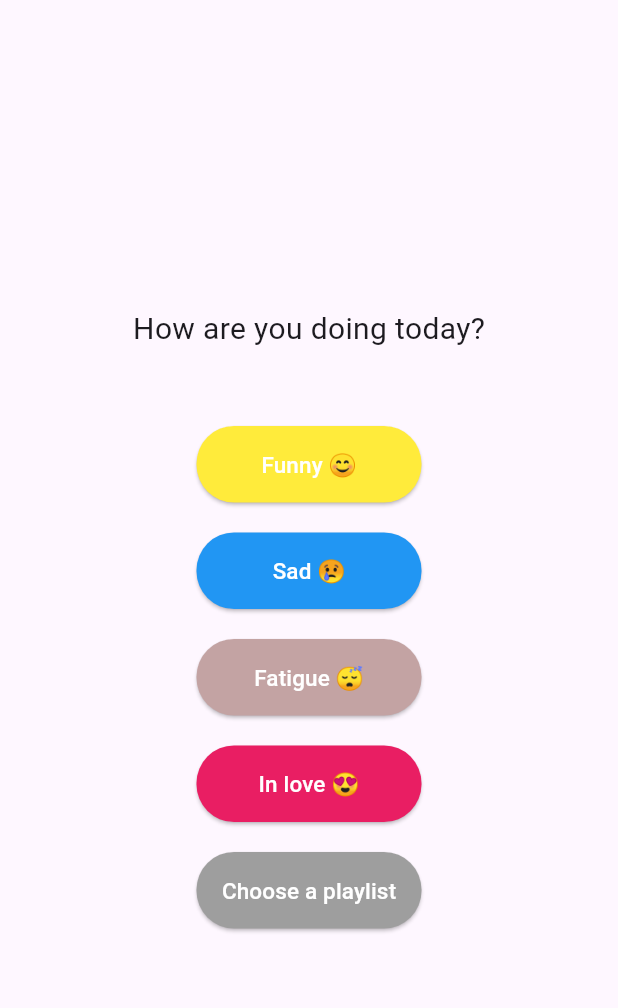
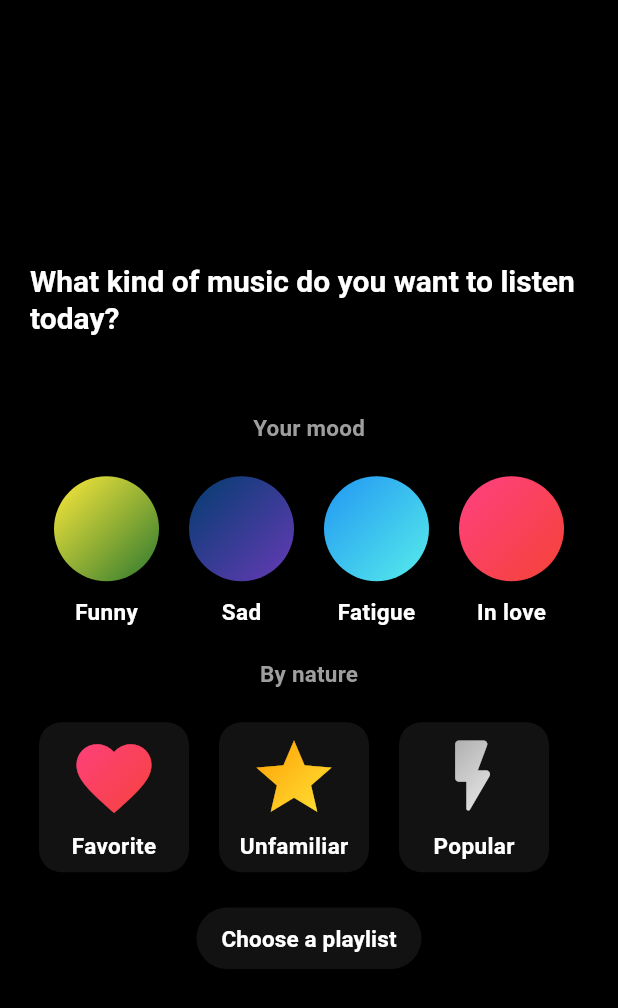
Before and after one commit to MaximovIlya/music-recomendations-app, a Flutter app: the ChooseMoodPage screen opened by its route, on a phone screen of 412 x 824 dp. Shown: the top 1008 px of the screen. Run offline on Flutter 3.47's test engine with Material 3 defaults, Android fonts, the phone set to English and light mode, and no system bars; our stand-ins replace flutter_bloc, flutter_secure_storage, google_fonts, socket_io_client; accounts and stored records are empty; network calls fail.

Commit message:
design updated

```diff
--- a/lib/features/auth/presentation/pages/login_page.dart
+++ b/lib/features/auth/presentation/pages/login_page.dart
@@ -1,5 +1,6 @@
 import 'package:flutter/material.dart';
 import 'package:flutter_bloc/flutter_bloc.dart';
+import 'package:music_recomendations/core/theme.dart';
 import 'package:music_recomendations/features/auth/presentation/bloc/auth_bloc.dart';
 import 'package:music_recomendations/features/auth/presentation/bloc/auth_event.dart';
 import 'package:music_recomendations/features/auth/presentation/bloc/auth_state.dart';
@@ -36,6 +37,7 @@ class _LoginPageState extends State<LoginPage> {
   @override
   Widget build(BuildContext context) {
     return Scaffold(
+      backgroundColor: AppTheme.darkTheme.scaffoldBackgroundColor,
       body: Center(
         child: Padding(
           padding: const EdgeInsets.all(20),
@@ -74,7 +76,7 @@ class _LoginPageState extends State<LoginPage> {
                 },
                 listener: (context, state) {
                   if (state is AuthSuccess) {
-                    Navigator.pushNamedAndRemoveUntil(context, '/chooseMoodPage', (route) => false);
+                    Navigator.pushNamedAndRemoveUntil(context, '/home', (route) => false);
                   } else if (state is AuthFailure) {
                     ScaffoldMessenger.of(context).showSnackBar(
                       SnackBar(
--- a/lib/features/auth/presentation/widgets/auth_input_field.dart
+++ b/lib/features/auth/presentation/widgets/auth_input_field.dart
@@ -1,4 +1,5 @@
 import 'package:flutter/material.dart';
+import 'package:music_recomendations/core/theme.dart';
 
 class AuthInputField extends StatelessWidget {
   final String hint;
@@ -11,7 +12,7 @@ class AuthInputField extends StatelessWidget {
   Widget build(BuildContext context) {
     return Container(
       decoration: BoxDecoration(
-        color: Colors.blueGrey,
+        color: DefaultColors.textInput,
         borderRadius: BorderRadius.circular(25),
       ),
       padding: EdgeInsets.symmetric(horizontal: 20),
--- a/lib/features/choose_mood/presentation/pages/choose_mood_page.dart
+++ b/lib/features/choose_mood/presentation/pages/choose_mood_page.dart
@@ -1,8 +1,12 @@
 import 'package:flutter/material.dart';
 import 'package:flutter_bloc/flutter_bloc.dart';
+import 'package:google_fonts/google_fonts.dart';
+import 'package:music_recomendations/core/theme.dart';
 import 'package:music_recomendations/features/choose_mood/presentation/bloc/choose_mood_bloc.dart';
 import 'package:music_recomendations/features/choose_mood/presentation/bloc/choose_mood_event.dart';
+import 'package:music_recomendations/features/choose_mood/presentation/widgets/by_nature_button.dart';
 import 'package:music_recomendations/features/choose_mood/presentation/widgets/mood_button.dart';
+import 'package:music_recomendations/home_page.dart';
 
 class ChooseMoodPage extends StatefulWidget {
   const ChooseMoodPage({super.key});
@@ -13,17 +17,29 @@ class ChooseMoodPage extends StatefulWidget {
 
 class _ChooseMoodPageState extends State<ChooseMoodPage> {
   String? message;
+  String? nature;
 
   @override
   void initState() {
     super.initState();
   }
 
+  void _chooseNature() {
+    if (nature != null && nature!.isNotEmpty) {
+
+    }
+  }
   void _chooseMood() {
     print('test');
     if (message != null && message!.isNotEmpty) {
       BlocProvider.of<ChooseMoodBloc>(context).add(LoadChooseMood(message!));
     }
+    Navigator.pushReplacement(
+      context,
+      MaterialPageRoute(
+        builder: (_) => const HomePage(initialIndex: 1),
+      ),
+    );
   }
 
   @override
@@ -36,30 +52,93 @@ class _ChooseMoodPageState extends State<ChooseMoodPage> {
             mainAxisAlignment: MainAxisAlignment.center,
             crossAxisAlignment: CrossAxisAlignment.center,
             children: [
-              Text("How are you doing today?", style: TextStyle(fontSize: 20)),
+              Text(
+                "What kind of music do you want to listen today?",
+                style: Theme.of(context).textTheme.titleLarge,
+              ),
               SizedBox(height: 50),
-              MoodButton(
-                text: "Funny 😊",
-                onPressed: () => setState(() => message = 'Funny'),
-                color: Colors.yellow,
+              Text(
+                "Your mood",
+                style: Theme.of(context).textTheme.titleMedium,
+              ),
+              SizedBox(
+                height: 20,
+              ),
+              Row(
+                mainAxisAlignment: MainAxisAlignment.center,
+                children: [
+                  MoodButton(
+                    text: 'Funny',
+                    onPressed: () => setState(() => message = 'Funny'),
+                    gradientColors: [
+                      Colors.yellow,
+                      Color.fromARGB(255, 44, 120, 47)
+                    ],
+                    isSelected: message == 'Funny',
+                  ),
+                  SizedBox(width: 20),
+                  MoodButton(
+                    text: 'Sad',
+                    onPressed: () => setState(() => message = 'Sad'),
+                    gradientColors: [
+                      Color.fromARGB(255, 2, 61, 110),
+                      Colors.deepPurple
+                    ],
+                    isSelected: message == 'Sad',
+                  ),
+                  SizedBox(width: 20),
+                  MoodButton(
+                    text: 'Fatigue',
+                    onPressed: () => setState(() => message = 'Fatigue'),
+                    gradientColors: [
+                      Colors.blue,
+                      Color.fromARGB(255, 87, 237, 234)
+                    ],
+                    isSelected: message == 'Fatigue',
+                  ),
+                  SizedBox(width: 20),
+                  MoodButton(
+                    text: 'In love',
+                    onPressed: () => setState(() => message = 'In love'),
+                    gradientColors: [Colors.pinkAccent, Colors.red],
+                    isSelected: message == 'In love',
+                  ),
+                ],
               ),
               SizedBox(height: 20),
-              MoodButton(
-                text: "Sad 😢",
-                onPressed: () => setState(() => message = 'Sad'),
-                color: Colors.blue,
+              Text(
+                "By nature",
+                style: Theme.of(context).textTheme.titleMedium,
               ),
               SizedBox(height: 20),
-              MoodButton(
-                text: "Fatigue 😴",
-                onPressed: () => setState(() => message = 'Fatigue'),
-                color: const Color.fromARGB(255, 195, 163, 163),
-              ),
-              SizedBox(height: 20),
-              MoodButton(
-                text: "In love 😍",
-                onPressed: () => setState(() => message = 'In love'),
-                color: Colors.pink,
+              Row(
+                mainAxisAlignment: MainAxisAlignment.center,
+                children: [
+                  ByNatureButton(
+                    text: 'Favorite',
+                    icon: Icons.favorite,
+                    onPressed: () => setState(() => nature = 'Favorite'),
+                    gradientColors: [Colors.pinkAccent, Colors.red],
+                    isSelected: nature == 'Favorite',
+                  ),
+                  SizedBox(width: 20),
+                  ByNatureButton(
+                    text: 'Unfamiliar',
+                    icon: Icons.star,
+                    onPressed: () => setState(() => nature = 'Unfamiliar'),
+                    gradientColors: [Colors.orange, Colors.yellow],
+                    isSelected: nature == 'Unfamiliar',
+                  ),
+                  SizedBox(width: 20),
+                  ByNatureButton(
+                    text: 'Popular',
+                    icon: Icons.flash_on_rounded,
+                    onPressed: () => setState(() => nature = 'Popular'),
+                    gradientColors: [Colors.grey, Colors.white],
+                    isSelected: nature == 'Popular',
+                  ),
+                  SizedBox(width: 20),
+                ],
               ),
               SizedBox(height: 20),
               SizedBox(
@@ -67,15 +146,19 @@ class _ChooseMoodPageState extends State<ChooseMoodPage> {
                 child: ElevatedButton(
                   onPressed: _chooseMood,
                   style: ElevatedButton.styleFrom(
-                    backgroundColor: Colors.grey,
+                    backgroundColor: const Color.fromARGB(255, 18, 18, 18),
                     shape: RoundedRectangleBorder(
                       borderRadius: BorderRadius.circular(25),
                     ),
-                    padding: EdgeInsets.symmetric(vertical: 15),
+                    padding: EdgeInsets.symmetric(vertical: 10),
                   ),
                   child: Text(
                     "Choose a playlist",
-                    style: TextStyle(color: Colors.white, fontSize: 15),
+                    style: GoogleFonts.alegreyaSans(
+                      fontSize: FontSizes.medium,
+                      fontWeight: FontWeight.bold,
+                      color: Colors.white,
+                    ),
                   ),
                 ),
               ),
--- /dev/null
+++ b/lib/features/choose_mood/presentation/widgets/by_nature_button.dart
@@ -0,0 +1,62 @@
+import 'package:flutter/material.dart';
+import 'package:google_fonts/google_fonts.dart';
+import 'package:music_recomendations/core/theme.dart';
+
+class ByNatureButton extends StatelessWidget {
+  final String text;
+  final IconData icon;
+  final VoidCallback onPressed;
+  final List<Color> gradientColors;
+  final bool isSelected;
+
+  const ByNatureButton({
+    super.key,
+    required this.text,
+    required this.icon,
+    required this.onPressed,
+    required this.gradientColors,
+    required this.isSelected,
+  });
+
+  @override
+  Widget build(BuildContext context) {
+    return GestureDetector(
+      onTap: onPressed,
+      child: Container(
+        width: 100,
+        height: 100,
+        decoration: BoxDecoration(
+          border: isSelected ? Border.all(color: Colors.grey, width: 4) : null,
+          color: const Color.fromARGB(255, 18, 18, 18),
+          borderRadius: BorderRadius.circular(15),
+        ),
+        child: Column(
+          mainAxisAlignment: MainAxisAlignment.center,
+          children: [
+            ShaderMask(
+              shaderCallback: (bounds) => LinearGradient(
+                colors: gradientColors,
+                begin: Alignment.topLeft,
+                end: Alignment.bottomRight,
+              ).createShader(bounds),
+              child: Icon(
+                icon,
+                size: 60,
+                color: Colors.white,
+              ),
+            ),
+            const SizedBox(height: 5),
+            Text(
+              text,
+              style: GoogleFonts.alegreyaSans(
+                fontSize: FontSizes.medium,
+                fontWeight: FontWeight.bold,
+                color: Colors.white,
+              ),
+            ),
+          ],
+        ),
+      ),
+    );
+  }
+}
--- a/lib/features/choose_mood/presentation/widgets/mood_button.dart
+++ b/lib/features/choose_mood/presentation/widgets/mood_button.dart
@@ -1,32 +1,53 @@
 import 'package:flutter/material.dart';
+import 'package:google_fonts/google_fonts.dart';
+import 'package:music_recomendations/core/theme.dart';
 
 class MoodButton extends StatelessWidget {
   final String text;
   final VoidCallback onPressed;
-  final Color color;
-  const MoodButton({super.key, required this.text, required this.onPressed, required this.color});
+  final List<Color> gradientColors;
+  final bool isSelected;
+
+  const MoodButton({
+    super.key,
+    required this.text,
+    required this.onPressed,
+    required this.gradientColors,
+    required this.isSelected,
+  });
 
   @override
   Widget build(BuildContext context) {
-    return SizedBox(
-      width: 150,
-      child: ElevatedButton(
-        onPressed: onPressed,
-        style: ElevatedButton.styleFrom(
-          backgroundColor: color,
-          shape: RoundedRectangleBorder(
-            borderRadius: BorderRadius.circular(25),
-          ),
-          padding: EdgeInsets.symmetric(vertical: 15),
-        ),
-        child: Text(
-          text,
-          style: TextStyle(
-            color: Colors.white,
-            fontSize: 15
+    return Column(
+      children: [
+        GestureDetector(
+          onTap: onPressed,
+          child: Container(
+            width: 70,
+            height: 70,
+            decoration: BoxDecoration(
+              shape: BoxShape.circle,
+              gradient: LinearGradient(
+                colors: gradientColors,
+                begin: Alignment.topLeft,
+                end: Alignment.bottomRight,
+              ),
+              border: isSelected
+                  ? Border.all(color: Colors.grey, width: 4)
+                  : null,
+            ),
           ),
         ),
-      ),
+        const SizedBox(height: 10),
+        Text(
+          text,
+          style: GoogleFonts.alegreyaSans(
+            fontSize: FontSizes.medium,
+            fontWeight: FontWeight.bold,
+            color: Colors.white,
+          ),
+        ),
+      ],
     );
   }
 }
```
Also changed, not shown: lib/core/theme.dart (added, +40 -0 lines), lib/features/choose_mood/data/datasource/choose_mood_remote_data_source.dart (+4 -3 lines), lib/features/recomendations/presentation/pages/recomendations_page.dart (+30 -7 lines), lib/features/recomendations/presentation/widgets/song_card.dart (added, +94 -0 lines), lib/home_page.dart (added, +45 -0 lines), lib/main.dart (+7 -1 lines).
